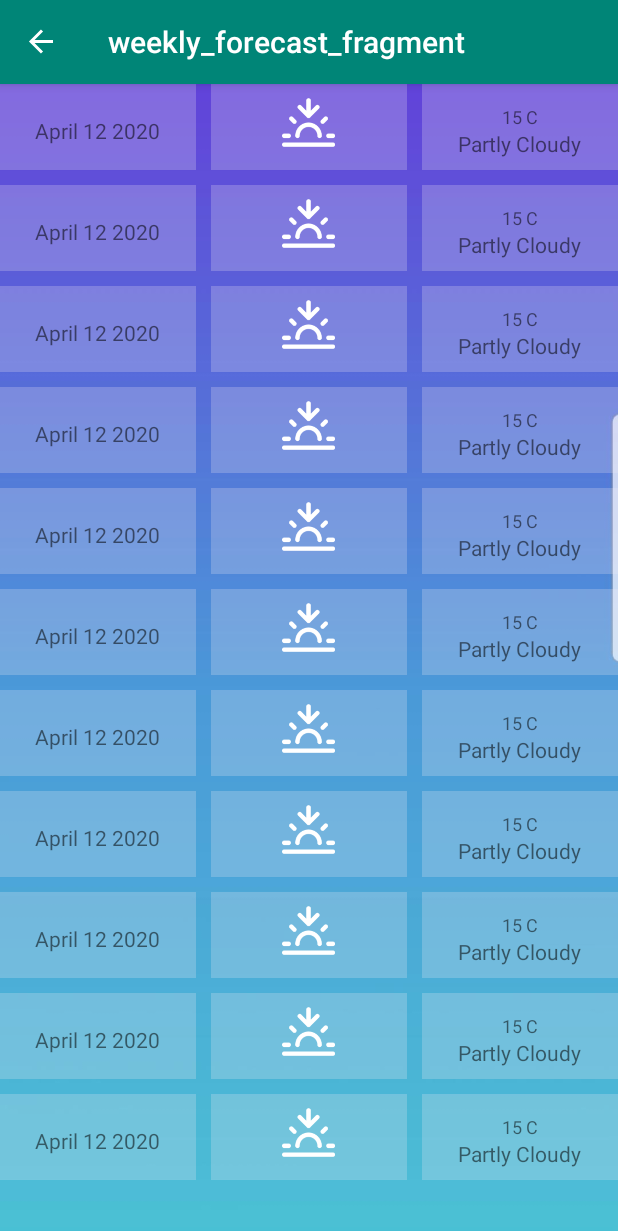
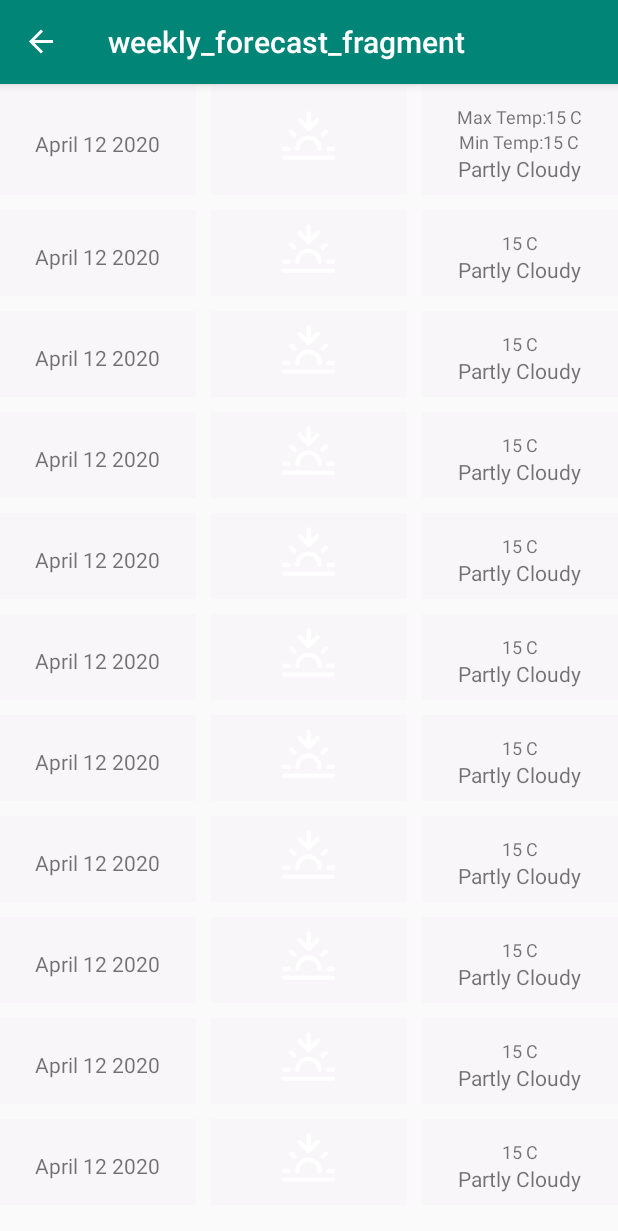
Before and after one commit to geethupadachery/MyWeatherApp, an Android app: the WeeklyForecastFragment screen opened through its navigation route, on a phone screen of 412 x 824 dp. Shown: the top 1231 px of the screen. Run offline under Robolectric (Android 15) with nearby library versions, the phone set to English and light mode, and no system bars; our stand-ins replace data binding, navigation-ui; pictures from the network do not load; 2 statements that could not run were skipped.

Commit message:
Added Weekly Weather Changes

```diff
--- a/app/src/main/java/sjsu/cmpe277/myandroidmulti/Network/WeatherForecastProperty.kt
+++ b/app/src/main/java/sjsu/cmpe277/myandroidmulti/Network/WeatherForecastProperty.kt
@@ -10,7 +10,7 @@ data class WeatherForecastProperty(
 data class DailyWeatherPart(
     val dt: Long,
     @Json(name = "temp")    val tempPart: TemperaturePart,
-    @Json(name = "weather")    val weatherPart: List<WeatherForcastPart>
+    @Json(name = "weather")    val weatherPart: List<WeatherForecastPart>
 )
 data class TemperaturePart(
     val min: Double,
@@ -19,7 +19,7 @@ data class TemperaturePart(
     val night: Double
 )
 
-data class WeatherForcastPart(
+data class WeatherForecastPart(
     val main: String,
     val description: String,
     val icon: String
--- a/app/src/main/java/sjsu/cmpe277/myandroidmulti/Network/WeeklyForecastFragment.kt
+++ b/app/src/main/java/sjsu/cmpe277/myandroidmulti/Network/WeeklyForecastFragment.kt
@@ -6,8 +6,13 @@ import androidx.fragment.app.Fragment
 import android.view.LayoutInflater
 import android.view.View
 import android.view.ViewGroup
+import androidx.databinding.DataBindingUtil
+import androidx.lifecycle.Observer
+import androidx.lifecycle.ViewModel
+import com.bumptech.glide.Glide
 
 import sjsu.cmpe277.myandroidmulti.R
+import sjsu.cmpe277.myandroidmulti.databinding.WeeklyForecastFragmentBinding
 
 class WeeklyForecastFragment : Fragment() {
 
@@ -15,19 +20,33 @@ class WeeklyForecastFragment : Fragment() {
         fun newInstance() = WeeklyForecastFragment()
     }
 
-    private lateinit var viewModel: WeeklyForecastViewModel
+    private lateinit var weeklyViewModel: WeeklyForecastViewModel
 
     override fun onCreateView(
         inflater: LayoutInflater, container: ViewGroup?,
         savedInstanceState: Bundle?
     ): View? {
-        return inflater.inflate(R.layout.weekly_forecast_fragment, container, false)
+
+        val weeklyBinding = DataBindingUtil.inflate<WeeklyForecastFragmentBinding>(inflater, R.layout.weekly_forecast_fragment,container,false)
+        weeklyViewModel = ViewModelProviders.of(this).get(WeeklyForecastViewModel::class.java)
+
+        weeklyViewModel.weeklyWeatherLiveData.observe(viewLifecycleOwner, Observer { weeklyWeatherData ->
+            weeklyBinding.tempMax?.text = weeklyWeatherData.tempMax
+            weeklyBinding.tempMin?.text = weeklyWeatherData.tempMin
+            weeklyBinding.date0?.text = weeklyWeatherData.dateTime
+            weeklyBinding.description0?.text = weeklyWeatherData.weatherConditionIconDescription
+            Glide.with(this).load(weeklyWeatherData.weatherConditionIconUrl).into(weeklyBinding.image0)
+        })
+
+        //return inflater.inflate(R.layout.weekly_forecast_fragment, container, false)
+        return weeklyBinding.root
     }
 
     override fun onActivityCreated(savedInstanceState: Bundle?) {
         super.onActivityCreated(savedInstanceState)
-        viewModel = ViewModelProviders.of(this).get(WeeklyForecastViewModel::class.java)
+        weeklyViewModel = ViewModelProviders.of(this).get(WeeklyForecastViewModel::class.java)
         // TODO: Use the ViewModel
-    }
+        }
+
 
 }
--- a/app/src/main/java/sjsu/cmpe277/myandroidmulti/Network/WeeklyForecastViewModel.kt
+++ b/app/src/main/java/sjsu/cmpe277/myandroidmulti/Network/WeeklyForecastViewModel.kt
@@ -1,7 +1,55 @@
 package sjsu.cmpe277.myandroidmulti.Network
 
+import androidx.lifecycle.MutableLiveData
 import androidx.lifecycle.ViewModel
+import retrofit2.Call
+import retrofit2.Callback
+import retrofit2.Response
+import sjsu.cmpe277.myandroidmulti.Utils.convertTimeToDateString
+import sjsu.cmpe277.myandroidmulti.Utils.kelvinToFarenheit
 
+private const val WeatherAPPID = "2b492c001d57cd5499947bd3d3f9c47b"
+
+@Suppress("UNREACHABLE_CODE")
 class WeeklyForecastViewModel : ViewModel() {
     // TODO: Implement the ViewModel
+
+    val weeklyWeatherLiveData = MutableLiveData<WeatherForecastData>()
+    val _response = MutableLiveData<String>()
+
+    /**
+     * Call getWeatherProperties() on init so we can display status immediately.
+     */
+    init {
+        getWeeklyProperties()
+    }
+
+    private fun getWeeklyProperties() {
+        WeeklyWeatherApi.retrofitService.getWeeklyWeatherProperties("60.99", "30.9", WeatherAPPID).enqueue(
+            object : Callback<WeatherForecastProperty> {
+                override fun onFailure(call: Call<WeatherForecastProperty>, t: Throwable) {
+                   // TODO("not implemented") //To change body of created functions use File | Settings | File Templates.
+                    _response.value = "Failure: " + t.message
+                }
+
+                override fun onResponse(
+                    call: Call<WeatherForecastProperty>,
+                    response: Response<WeatherForecastProperty>
+                ) {
+                    //TODO("not implemented") //To change body of created functions use File | Settings | File Templates.
+                    val weeklyWeatherData = WeatherForecastData(
+                        dateTime = response?.body()?.dailyPart?.get(0)?.dt?.convertTimeToDateString().toString(),
+                        tempMax = "Max Temp : "+response?.body()?.dailyPart?.get(0)?.tempPart?.max?.kelvinToFarenheit().toString() + " °F",
+                        tempMin = "Min Temp : "+response?.body()?.dailyPart?.get(0)?.tempPart?.min?.kelvinToFarenheit().toString() + " °F",
+                        weatherConditionIconDescription = response?.body()?.dailyPart?.get(0)?.weatherPart?.get(0)?.description.toString(),
+                        weatherConditionIconUrl = "https://openweathermap.org/img/w/${response?.body()?.dailyPart?.get(0)?.weatherPart?.get(0)?.icon}.png"
+                    )
+                    weeklyWeatherLiveData.postValue(weeklyWeatherData)
+
+
+                }
+
+            }
+        )
+    }
 }
--- a/app/src/main/res/layout/weekly_forecast_fragment.xml
+++ b/app/src/main/res/layout/weekly_forecast_fragment.xml
@@ -1,10 +1,8 @@
 <?xml version="1.0" encoding="utf-8"?>
-<FrameLayout xmlns:android="http://schemas.android.com/apk/res/android"
+<layout xmlns:android="http://schemas.android.com/apk/res/android"
     xmlns:app="http://schemas.android.com/apk/res-auto"
     xmlns:tools="http://schemas.android.com/tools"
     android:id="@+id/weeklyForecastFragment"
-    android:layout_width="match_parent"
-    android:layout_height="match_parent"
     android:background="@drawable/background"
     tools:context=".Network.WeeklyForecastFragment">
 
@@ -37,6 +35,7 @@
                         android:layout_height="5dp" />
 
                     <TextView
+                        android:id="@+id/date0"
                         android:layout_width="wrap_content"
                         android:layout_height="wrap_content"
                         android:text="April 12 2020"
@@ -57,6 +56,7 @@
                     android:padding="8dp">
 
                     <ImageView
+                        android:id="@+id/image0"
                         android:layout_width="42dp"
                         android:layout_height="35dp"
                         android:tint="#FFFFFF"
@@ -86,12 +86,21 @@
                         android:layout_height="5dp" />
 
                     <TextView
+                        android:id="@+id/tempMax"
                         android:layout_width="wrap_content"
                         android:layout_height="wrap_content"
-                        android:text="15 C"
+                        android:text="Max Temp:15 C"
                         android:textSize="12dp" />
 
                     <TextView
+                        android:id="@+id/tempMin"
+                        android:layout_width="wrap_content"
+                        android:layout_height="wrap_content"
+                        android:text="Min Temp:15 C"
+                        android:textSize="12dp" />
+
+                    <TextView
+                        android:id="@+id/description0"
                         android:layout_width="wrap_content"
                         android:layout_height="wrap_content"
                         android:text="Partly Cloudy"
@@ -975,4 +984,4 @@
         </LinearLayout>
     </ScrollView>
 
-</FrameLayout>
+</layout>
```
